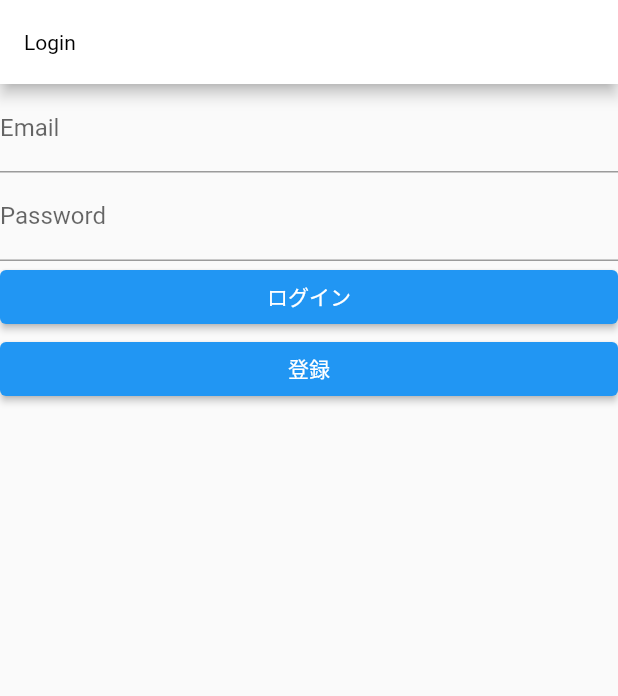
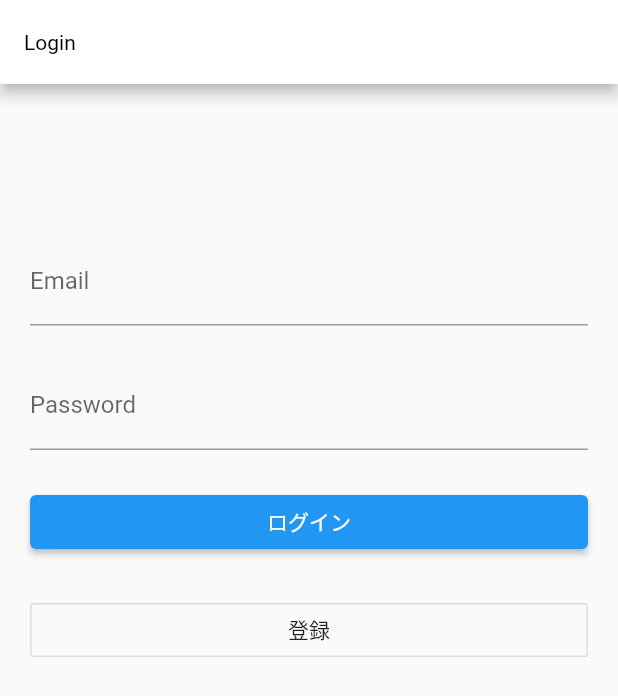
Before and after one commit to dshukertjr/supabase-chat, a Flutter app: the screen it shows after launch, after a tap on "登録", on a phone screen of 412 x 824 dp. Shown: the top 696 px of the screen. Run offline on Flutter 3.47's test engine with Material 2 defaults, Android fonts, the phone set to English and light mode, and no system bars; our stand-ins replace supabase; accounts and stored records are empty.

Commit message:
fixed styles of login page

```diff
--- a/lib/pages/login_page.dart
+++ b/lib/pages/login_page.dart
@@ -1,4 +1,5 @@
 import 'package:flutter/material.dart';
+import 'package:supabasechat/pages/splash_page.dart';
 import 'package:supabasechat/supabase_provider.dart';
 
 class LoginPage extends StatefulWidget {
@@ -18,7 +19,12 @@ class _LoginPageState extends State<LoginPage> {
         title: const Text('Login'),
       ),
       body: ListView(
+        padding: const EdgeInsets.symmetric(
+          vertical: 30,
+          horizontal: 20,
+        ),
         children: [
+          const SizedBox(height: 72),
           TextFormField(
             controller: _emailConntroller,
             decoration: const InputDecoration(
@@ -31,6 +37,7 @@ class _LoginPageState extends State<LoginPage> {
               return null;
             },
           ),
+          const SizedBox(height: 24),
           TextFormField(
             controller: _passwordController,
             decoration: const InputDecoration(
@@ -43,11 +50,13 @@ class _LoginPageState extends State<LoginPage> {
               return null;
             },
           ),
+          const SizedBox(height: 24),
           ElevatedButton(
             onPressed: _login,
             child: const Text('ログイン'),
           ),
-          ElevatedButton(
+          const SizedBox(height: 24),
+          OutlineButton(
             onPressed: _register,
             child: const Text('登録'),
           ),
@@ -94,5 +103,7 @@ class _LoginPageState extends State<LoginPage> {
     } else {
       await supabase.auth.signUp('dshukertjr@gmail.com', 'somesome');
     }
+    Navigator.of(context)
+        .pushReplacement(MaterialPageRoute(builder: (_) => SplashPage()));
   }
 }
```
